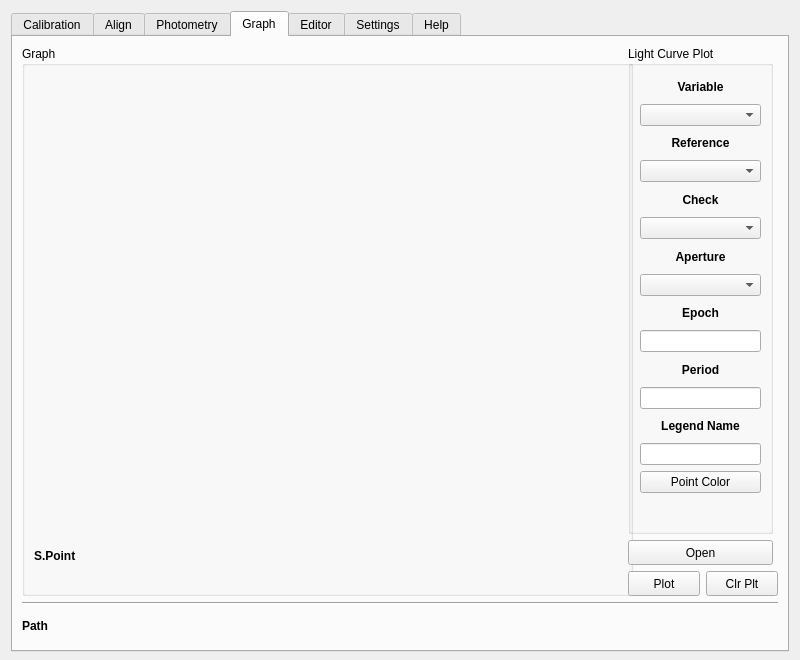
Before: the Qt Designer form myraf.ui in yucelkilic/myrafproject, drawn with Qt 5.
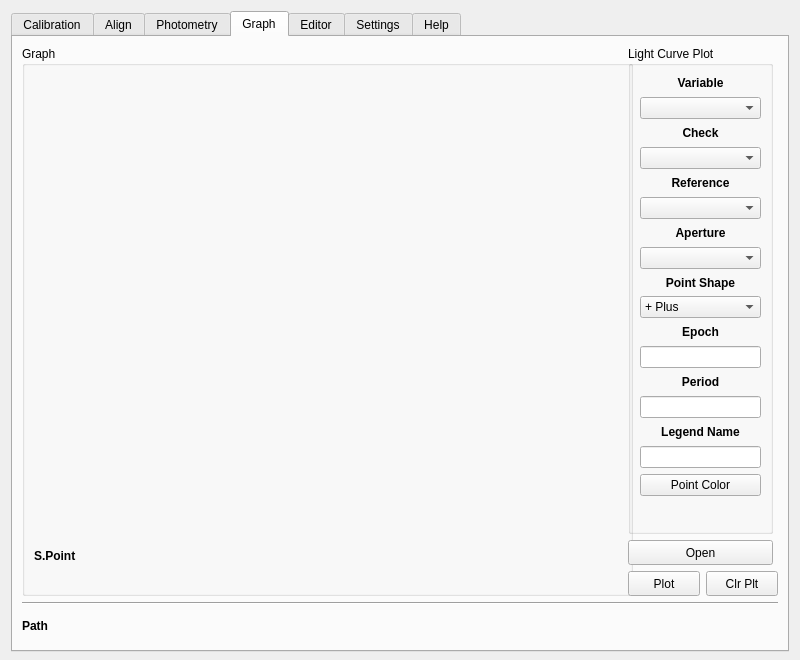
After: the same form once the commit is applied. The open tabs and pages were chosen to show the change. Icons and pictures are not drawn. Custom widgets are drawn as their Qt base class.

Commit message: Graphic section edited, number of star detection added. Some bugs fixed. All tabs tested by photometry application.

The edit to the form file:
```diff
--- a/myraf.ui
+++ b/myraf.ui
@@ -1314,7 +1314,7 @@
       <attribute name="title">
        <string>Graph</string>
       </attribute>
-      <layout class="QGridLayout" name="gridLayout_94">
+      <layout class="QGridLayout" name="gridLayout_95">
        <item row="0" column="0">
         <widget class="QGroupBox" name="groupBox_16">
          <property name="minimumSize">
@@ -1366,7 +1366,7 @@
         </widget>
        </item>
        <item row="0" column="1">
-        <layout class="QGridLayout" name="gridLayout_78">
+        <layout class="QGridLayout" name="gridLayout_94">
          <item row="0" column="0">
           <widget class="QGroupBox" name="groupBox_18">
            <property name="maximumSize">
@@ -1403,29 +1403,6 @@
              </layout>
             </item>
             <item row="1" column="0">
-             <layout class="QGridLayout" name="gridLayout_70">
-              <item row="0" column="0">
-               <widget class="QLabel" name="label_51">
-                <property name="font">
-                 <font>
-                  <weight>75</weight>
-                  <bold>true</bold>
-                 </font>
-                </property>
-                <property name="text">
-                 <string>Reference</string>
-                </property>
-                <property name="alignment">
-                 <set>Qt::AlignCenter</set>
-                </property>
-               </widget>
-              </item>
-              <item row="1" column="0">
-               <widget class="QComboBox" name="comboBox_13"/>
-              </item>
-             </layout>
-            </item>
-            <item row="2" column="0">
              <layout class="QGridLayout" name="gridLayout_14">
               <item row="0" column="0">
                <widget class="QLabel" name="label_50">
@@ -1448,6 +1425,29 @@
               </item>
              </layout>
             </item>
+            <item row="2" column="0">
+             <layout class="QGridLayout" name="gridLayout_70">
+              <item row="0" column="0">
+               <widget class="QLabel" name="label_51">
+                <property name="font">
+                 <font>
+                  <weight>75</weight>
+                  <bold>true</bold>
+                 </font>
+                </property>
+                <property name="text">
+                 <string>Reference</string>
+                </property>
+                <property name="alignment">
+                 <set>Qt::AlignCenter</set>
+                </property>
+               </widget>
+              </item>
+              <item row="1" column="0">
+               <widget class="QComboBox" name="comboBox_13"/>
+              </item>
+             </layout>
+            </item>
             <item row="3" column="0">
              <layout class="QGridLayout" name="gridLayout_73">
               <item row="0" column="0">
@@ -1472,6 +1472,110 @@
              </layout>
             </item>
             <item row="4" column="0">
+             <layout class="QGridLayout" name="gridLayout_78">
+              <item row="0" column="0">
+               <widget class="QLabel" name="label_60">
+                <property name="font">
+                 <font>
+                  <weight>75</weight>
+                  <bold>true</bold>
+                 </font>
+                </property>
+                <property name="text">
+                 <string>Point Shape</string>
+                </property>
+                <property name="alignment">
+                 <set>Qt::AlignCenter</set>
+                </property>
+               </widget>
+              </item>
+              <item row="1" column="0">
+               <widget class="QComboBox" name="comboBox_15">
+                <item>
+                 <property name="text">
+                  <string>+ Plus</string>
+                 </property>
+                </item>
+                <item>
+                 <property name="text">
+                  <string>x Cross</string>
+                 </property>
+                </item>
+                <item>
+                 <property name="text">
+                  <string>o Circle</string>
+                 </property>
+                </item>
+                <item>
+                 <property name="text">
+                  <string>* Star</string>
+                 </property>
+                </item>
+                <item>
+                 <property name="text">
+                  <string>. Dot</string>
+                 </property>
+                </item>
+                <item>
+                 <property name="text">
+                  <string>v Triangle1</string>
+                 </property>
+                </item>
+                <item>
+                 <property name="text">
+                  <string>^ Triangle2</string>
+                 </property>
+                </item>
+                <item>
+                 <property name="text">
+                  <string>&lt; Triangle3</string>
+                 </property>
+                </item>
+                <item>
+                 <property name="text">
+                  <string>&gt; Triangle4</string>
+                 </property>
+                </item>
+                <item>
+                 <property name="text">
+                  <string>8 Octagon</string>
+                 </property>
+                </item>
+                <item>
+                 <property name="text">
+                  <string>s Square</string>
+                 </property>
+                </item>
+                <item>
+                 <property name="text">
+                  <string>p Pentagon</string>
+                 </property>
+                </item>
+                <item>
+                 <property name="text">
+                  <string>H Hexagon</string>
+                 </property>
+                </item>
+                <item>
+                 <property name="text">
+                  <string>D Diamond</string>
+                 </property>
+                </item>
+                <item>
+                 <property name="text">
+                  <string>| VLine</string>
+                 </property>
+                </item>
+                <item>
+                 <property name="text">
+                  <string>_ HLine</string>
+                 </property>
+                </item>
+               </widget>
+              </item>
+             </layout>
+            </item>
+            <item row="5" column="0">
              <layout class="QGridLayout" name="gridLayout_74">
               <item row="1" column="0">
                <widget class="QLineEdit" name="lineEdit_19">
@@ -1510,7 +1614,7 @@
               </item>
              </layout>
             </item>
-            <item row="5" column="0">
+            <item row="6" column="0">
              <layout class="QGridLayout" name="gridLayout_75">
               <item row="1" column="0">
                <widget class="QLineEdit" name="lineEdit_20">
@@ -1546,7 +1650,7 @@
               </item>
              </layout>
             </item>
-            <item row="6" column="0">
+            <item row="7" column="0">
              <layout class="QGridLayout" name="gridLayout_90">
               <item row="0" column="0">
                <widget class="QLabel" name="label_56">
@@ -1569,7 +1673,7 @@
               </item>
              </layout>
             </item>
-            <item row="7" column="0">
+            <item row="8" column="0">
              <layout class="QGridLayout" name="gridLayout_92">
               <item row="0" column="0">
                <widget class="QPushButton" name="pushButton_2">
```
Left out of the diff: 26 changed lines with no effect on the pictures. The commit also changes 6 other files.
